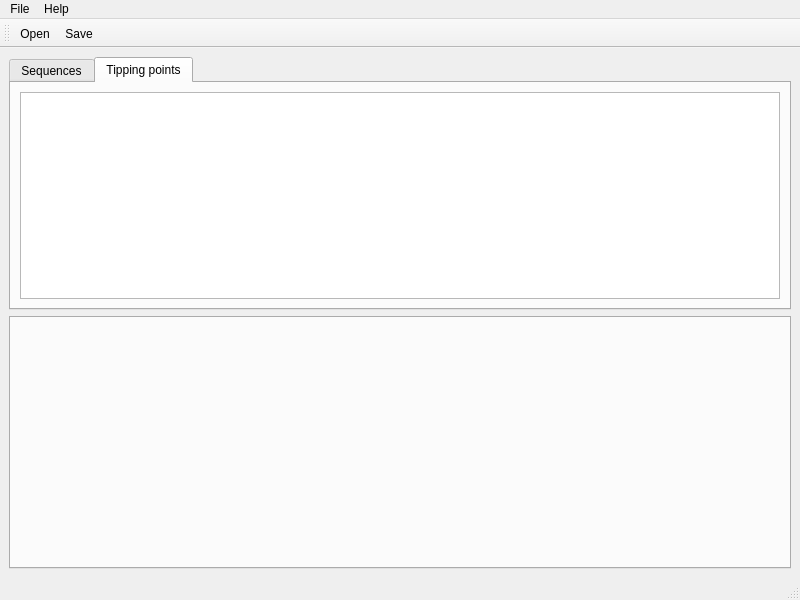
Above: source/package/adaptation_pathways/desktop/ui/main_window.ui from geoneric/PathwaysGenerator before the change. Below: the same form after it.
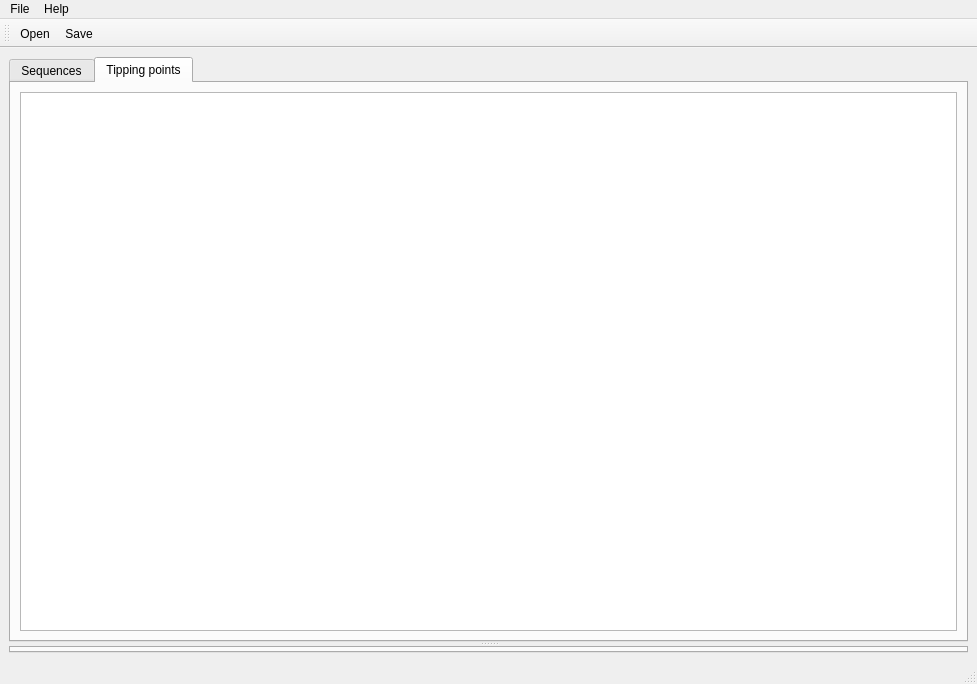
That is the form after the change.

```diff
--- a/source/package/adaptation_pathways/desktop/ui/main_window.ui
+++ b/source/package/adaptation_pathways/desktop/ui/main_window.ui
@@ -6,17 +6,21 @@
    <rect>
     <x>0</x>
     <y>0</y>
-    <width>800</width>
-    <height>600</height>
+    <width>977</width>
+    <height>684</height>
    </rect>
   </property>
   <property name="windowTitle">
    <string>MainWindow</string>
   </property>
   <widget class="QWidget" name="centralwidget">
-   <layout class="QVBoxLayout" name="verticalLayout">
-    <item>
-     <widget class="QTabWidget" name="tabWidget">
+   <layout class="QGridLayout" name="gridLayout_2">
+    <item row="0" column="0">
+     <widget class="QSplitter" name="splitter">
+      <property name="orientation">
+       <enum>Qt::Vertical</enum>
+      </property>
+      <widget class="QTabWidget" name="editor_tab_widget">
       <property name="currentIndex">
        <number>1</number>
       </property>
@@ -34,20 +38,19 @@
        <attribute name="title">
         <string>Tipping points</string>
        </attribute>
-       <layout class="QGridLayout" name="gridLayout_2">
+        <layout class="QGridLayout" name="gridLayout_3">
         <item row="0" column="0">
          <widget class="QTableView" name="table_tipping_points"/>
         </item>
        </layout>
       </widget>
      </widget>
-    </item>
-    <item>
      <widget class="QTabWidget" name="plot_tab_widget">
       <property name="currentIndex">
        <number>-1</number>
       </property>
      </widget>
+     </widget>
     </item>
    </layout>
   </widget>
@@ -56,7 +59,7 @@
     <rect>
      <x>0</x>
      <y>0</y>
-     <width>800</width>
+     <width>977</width>
      <height>19</height>
     </rect>
    </property>
```
Lines whose indentation alone changed are shown as unchanged.
